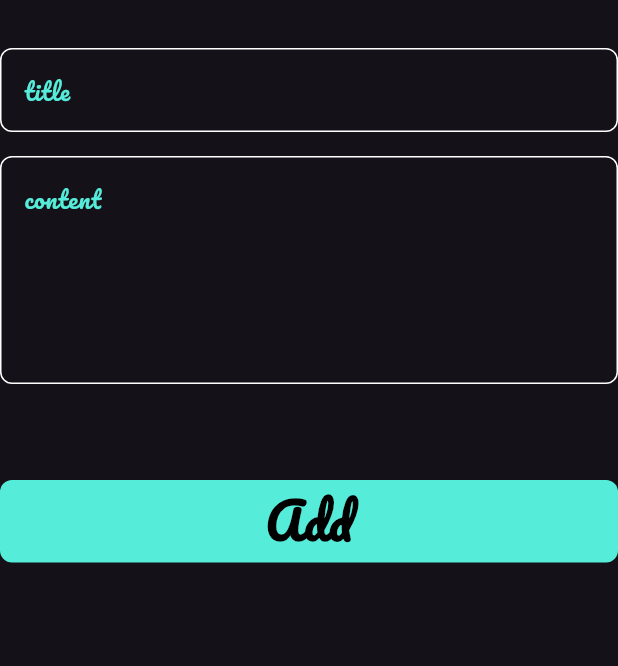
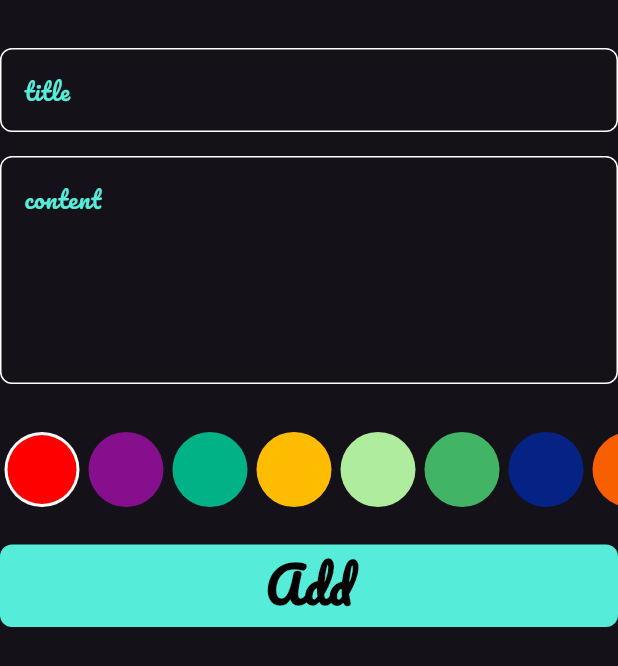
Before and after one commit to ali792010/notes_app, a Flutter app: the AddNoteForm widget shown alone on an empty page, opened directly, on a phone screen of 412 x 824 dp. Shown: the top 666 px of the screen. Run offline on Flutter 3.47's test engine with Material 3 defaults, Android fonts, the phone set to English and light mode, and no system bars; our stand-ins replace bloc, flutter_bloc, hive, hive_flutter, modal_progress_hud_nsn; accounts and stored records are empty.

Commit message:
Color List View

```diff
--- a/lib/widgets/add_note_form.dart
+++ b/lib/widgets/add_note_form.dart
@@ -4,6 +4,7 @@ import 'package:intl/intl.dart';
 import 'package:notes_app/cubits/add_note_cubit/add_note_cubit.dart';
 import 'package:notes_app/cubits/add_note_cubit/add_note_state.dart';
 import 'package:notes_app/models/note_model.dart';
+import 'package:notes_app/widgets/colors_list_view.dart';
 
 // import 'colors_list_view.dart';
 import 'custom_button.dart';
@@ -54,10 +55,15 @@ class _AddNoteFormState extends State<AddNoteForm> {
           const SizedBox(
             height: 32,
           ),
-          // const ColorsListView(),
-          const SizedBox(
-            height: 32,
-          ),
+
+          // const SizedBox(
+          //   height: 32,
+          // ),
+          // ColorsListView(),
+      ColorsListView(),
+      SizedBox(
+        height: 25,
+      ),
           BlocBuilder<AddNoteCubit, AddNotesState>(
             builder: (context, state) {
               return CustomButton(
--- /dev/null
+++ b/lib/widgets/colors_list_view.dart
@@ -0,0 +1,72 @@
+import 'package:flutter/material.dart';
+
+class ColorItem extends StatelessWidget {
+
+  bool isActive;
+  Color co;
+
+  ColorItem({super.key,required this.isActive,required this.co});
+   @override
+  Widget build(BuildContext context) {
+
+    return isActive
+    ? CircleAvatar(
+      radius: 28,
+      backgroundColor: Colors.white,
+      child: CircleAvatar(
+         radius: 23,
+      backgroundColor: co,
+      ),
+
+    ) : CircleAvatar(
+      radius: 28,
+      backgroundColor: co,
+    ) ;
+  }
+}
+
+
+
+class ColorsListView extends StatefulWidget {
+  @override
+  State<ColorsListView> createState() => _ColorsListViewState();
+}
+
+class _ColorsListViewState extends State<ColorsListView> {
+  int currentIndex = 0;
+   List<Color> col = [
+    Color(0xffFF0000),
+    Color(0xff850F8D),
+    Color(0xff00B285),
+    Color(0xffFFBC00),
+    Color(0xffAFEC9E),
+    Color(0xff41B565),
+    Color(0xff052285),
+    Color(0xffF75F00),
+    Color(0x8fFFDE9E),
+    Color(0xffA1B06E),
+  ];
+
+
+  @override
+  Widget build(BuildContext context) {
+      return SizedBox(
+        height: 50,
+        child: ListView.builder(
+          itemCount: col.length,
+          scrollDirection: Axis.horizontal,
+          itemBuilder: (context,index){
+          return GestureDetector(
+            onTap: (){
+              currentIndex = index;
+              setState((){});
+            },
+            child: ColorItem(
+              co: col[index],
+              isActive: currentIndex == index,
+            ),
+          );
+        }),
+      );
+  }
+}
--- a/lib/widgets/note_item.dart
+++ b/lib/widgets/note_item.dart
@@ -24,7 +24,7 @@ class NoteItem extends StatelessWidget {
       },
       child: Container(
         decoration: BoxDecoration(
-          color:  Color(0xffff85855),
+          color:  Colors.red,
           borderRadius: BorderRadius.circular(16),
         ),
         child: Padding(
```
